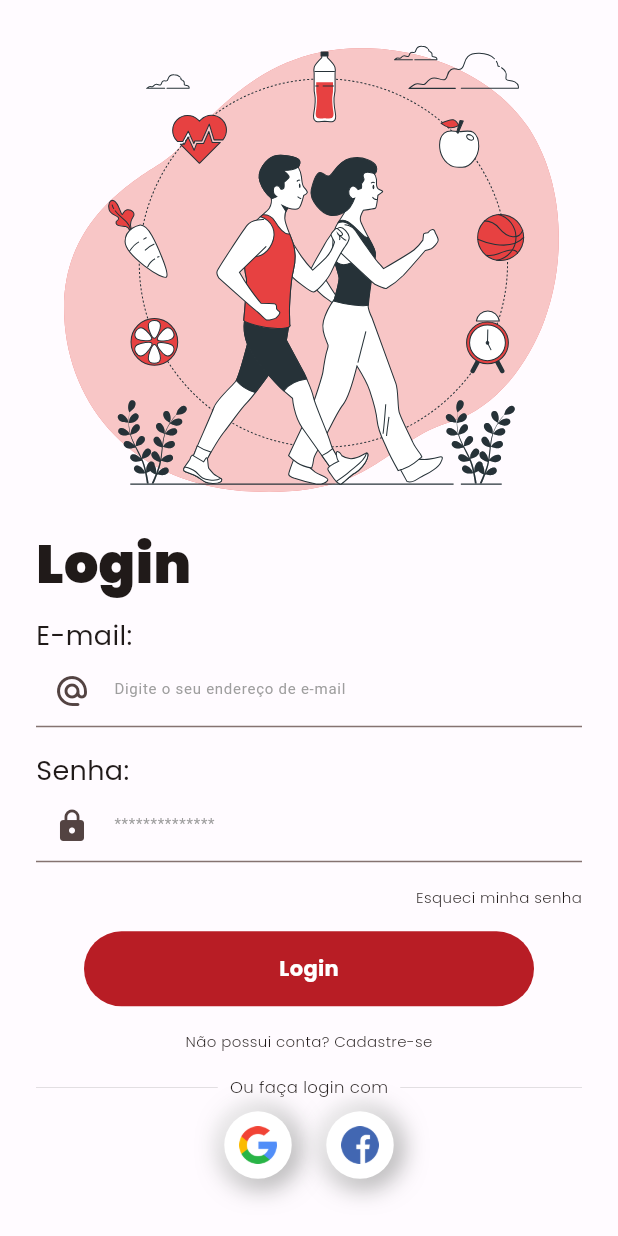
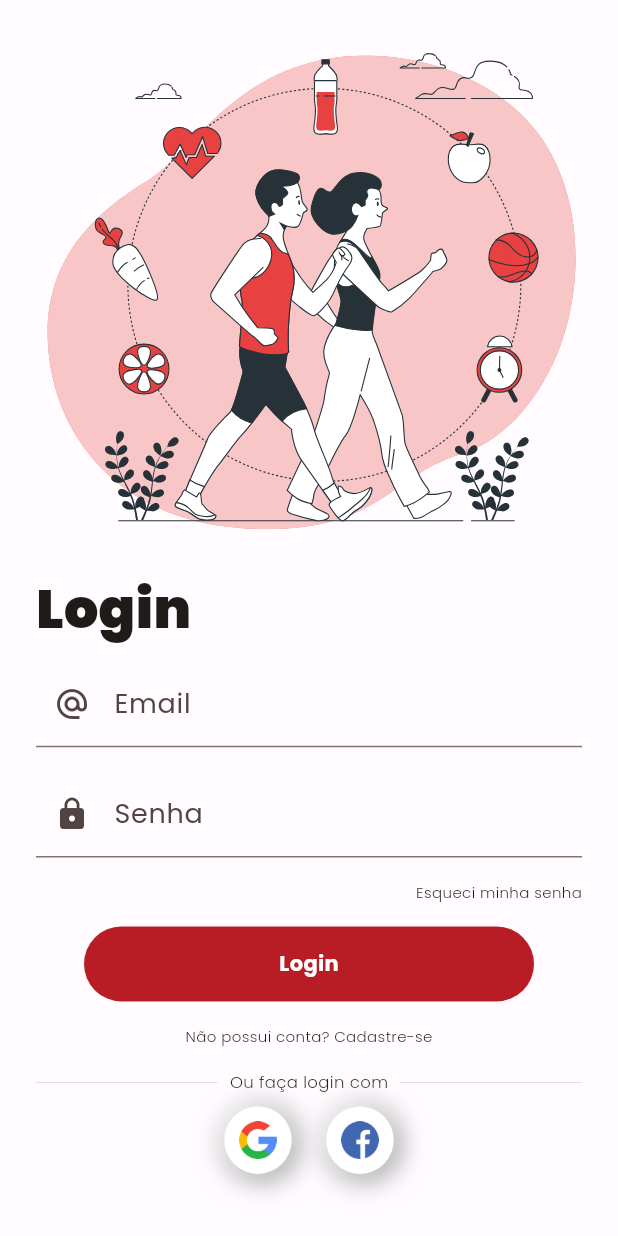
Before and after one commit to marcelomnzs/DSI, a Flutter app: the screen it shows after launch, on a phone screen of 412 x 824 dp. Run offline on Flutter 3.47's test engine with Material 3 defaults, Android fonts, the phone set to English and light mode, and no system bars; our stand-ins replace flutter_svg, google_fonts, google_nav_bar.

Commit message:
Config LoginPage

```diff
--- a/lib/screens/login_page.dart
+++ b/lib/screens/login_page.dart
@@ -48,34 +48,13 @@ class LoginPage extends StatelessWidget {
             ),
             // const SizedBox(height: 10),
             SizedBox(
-              child: Text(
-                'E-mail:',
-                style: GoogleFonts.poppins(
-                  textStyle: const TextStyle(
-                    fontWeight: FontWeight.w400,
-                    fontSize: 18,
-                  ),
-                ),
-              ),
-            ),
-            const TextField(
-              decoration: InputDecoration(
-                prefixIcon: Icon(Icons.alternate_email_rounded),
-                hintText: 'Digite o seu endereço de e-mail',
-                hintStyle: TextStyle(
-                  fontSize: 10,
-                  color: Colors.grey,
-                ),
-              ),
-            ),
-            // const SizedBox(height: 10),
-            Padding(
-              padding: const EdgeInsets.only(top: 16.0),
-              child: SizedBox(
-                child: Text(
-                  'Senha:',
-                  style: GoogleFonts.poppins(
-                    textStyle: const TextStyle(
+              child: TextFormField(
+                decoration: InputDecoration(
+                  labelText: 'Email',
+                  prefixIcon: Icon(Icons.alternate_email),
+                  hintText: 'Digite seu email',
+                  labelStyle: GoogleFonts.poppins(
+                    textStyle: TextStyle(
                       fontWeight: FontWeight.w400,
                       fontSize: 18,
                     ),
@@ -83,20 +62,24 @@ class LoginPage extends StatelessWidget {
                 ),
               ),
             ),
-            const Column(
-              children: [
-                TextField(
-                  obscureText: true,
-                  decoration: InputDecoration(
-                    prefixIcon: Icon(Icons.lock),
-                    hintText: '**************',
-                    hintStyle: TextStyle(
-                      fontSize: 10,
-                      color: Colors.grey,
+            Padding(
+              padding: const EdgeInsets.only(top: 16.0),
+              child: SizedBox(
+                child: TextFormField(
+                 decoration: InputDecoration(
+                  labelText: 'Senha',
+                  prefixIcon: Icon(Icons.lock),
+                  hintText: '********',
+                  labelStyle:GoogleFonts.poppins(
+                    textStyle: TextStyle(
+                      fontWeight: FontWeight.w400,
+                      fontSize: 18,
                     ),
                   ),
+                 ),
+                 obscureText: true,
                 ),
-              ],
+              ),
             ),
             Padding(
               padding: const EdgeInsets.symmetric(vertical: 16.0),
```
